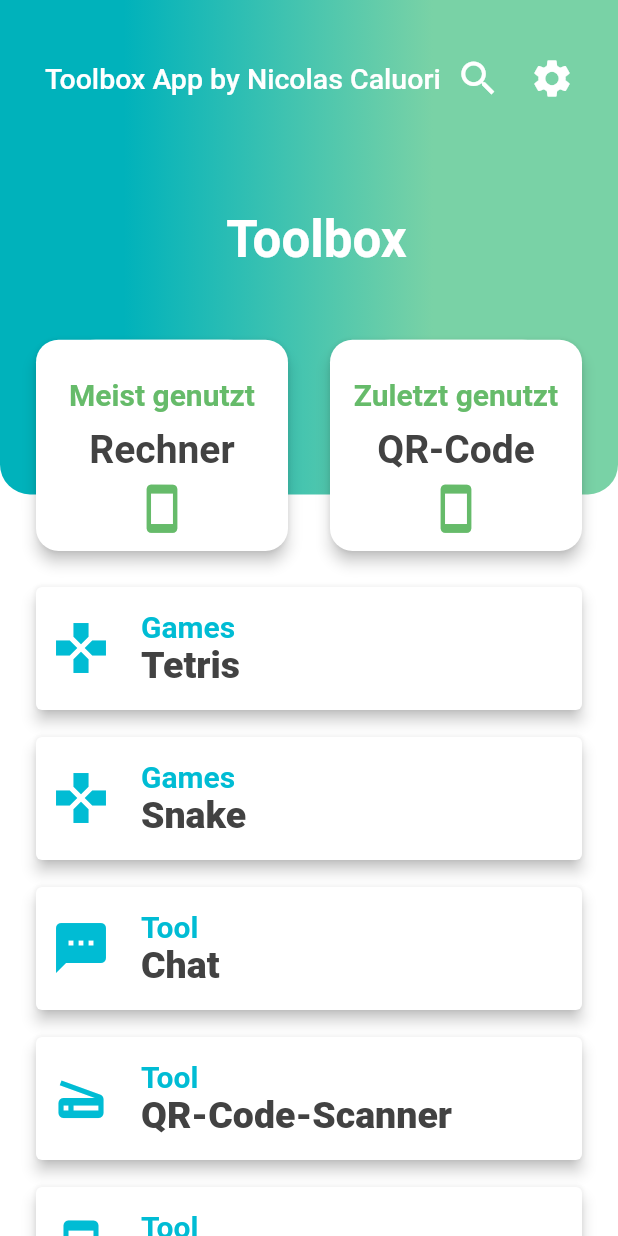
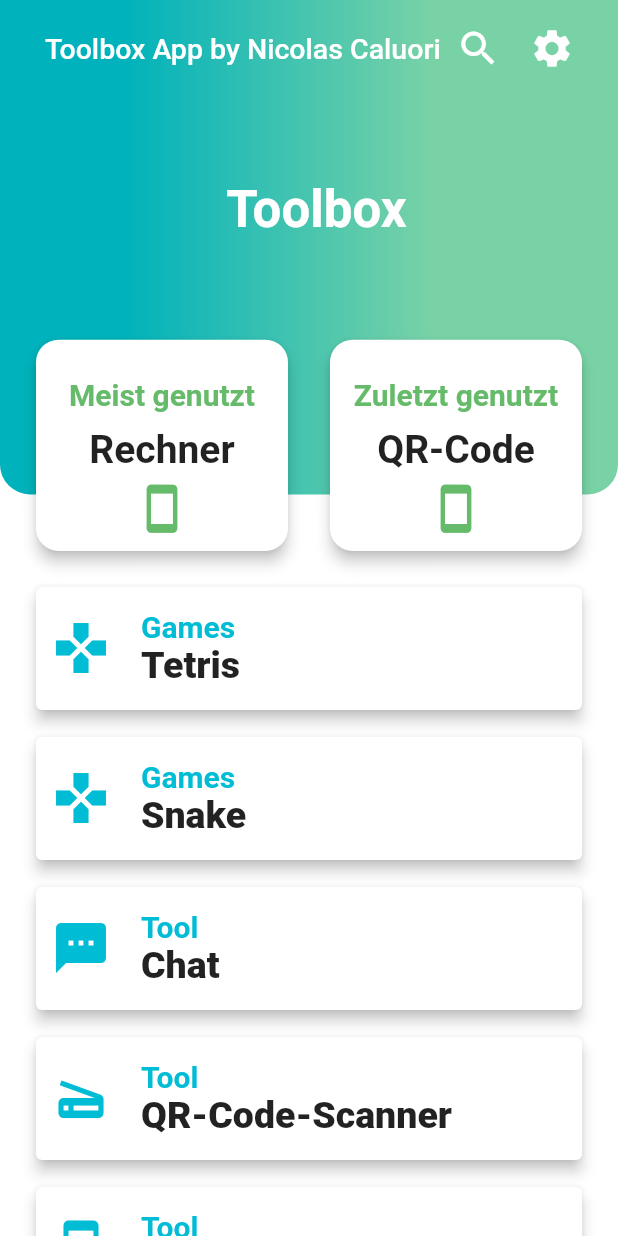
Before and after one commit to Nicicalu/Flutter_Toolbox, a Flutter app: the screen it shows after launch, on a phone screen of 412 x 824 dp. Run offline on Flutter 3.47's test engine with Material 2 defaults, Android fonts, the phone set to English and light mode, and no system bars; our stand-ins replace getflutter.

Commit message:
Rechner und so

```diff
--- a/lib/main.dart
+++ b/lib/main.dart
@@ -16,11 +16,14 @@ class MyApp extends StatelessWidget {
       title: 'Flutter Demo',
       theme: ThemeData(
         brightness: Brightness.light,
-        primarySwatch: Colors.green,
+        primaryColor: Colors.grey[800],
+        backgroundColor: Colors.white,
+
       ),
       darkTheme: ThemeData(
         brightness: Brightness.dark,
-
+        primaryColor: Colors.white,
+        backgroundColor: Colors.grey[600],
       ),
       home: Home(),
       debugShowCheckedModeBanner: false,
@@ -45,9 +48,14 @@ class _HomeState extends State<Home> {
   @override
   Widget build(BuildContext context) {
     return Scaffold(
-      backgroundColor: Colors.white,
+      backgroundColor: Theme.of(context).backgroundColor,
       body: SingleChildScrollView(
-        child: Stack(
+        child: SafeArea(
+          top: true,
+          bottom: true,
+          right: false,
+          left: false,
+          child: Stack(
           children: <Widget>[
             Column(
               children: <Widget>[
@@ -74,7 +82,7 @@ class _HomeState extends State<Home> {
                   ),
 
                   height: MediaQuery.of(context).size.height * .40,
-                  padding: EdgeInsets.only(top: 28, left: 30, right: 20),
+                  padding: EdgeInsets.only(top: 08, left: 30, right: 20),
                   child: Column(
                     children: <Widget>[
                       Row(
@@ -238,6 +246,7 @@ class _HomeState extends State<Home> {
           ],
         ),
       ),
+      ),
     );
   }
 }
--- a/lib/widget/applist.dart
+++ b/lib/widget/applist.dart
@@ -21,9 +21,6 @@ class AppList extends StatelessWidget {
         onTap: () => print(this.category),
         child: Container(
           padding: EdgeInsets.only(top: 15.0, bottom: 15.0, right: 15.0),
-          decoration: BoxDecoration(
-              color: Colors.white,
-              borderRadius: BorderRadius.circular(22.0)),
           child: Row(
             mainAxisAlignment: MainAxisAlignment.start,
             children: <Widget>[
@@ -56,7 +53,7 @@ class AppList extends StatelessWidget {
                             style: TextStyle(
                               fontSize: 25.0,
                               fontWeight: FontWeight.w900,
-                              color: Colors.grey[800],
+                              //color: Colors.grey[800],
                             ),
                           ),
                         ),
--- a/lib/widget/topcategory.dart
+++ b/lib/widget/topcategory.dart
@@ -23,10 +23,6 @@ class TopCategory extends StatelessWidget {
         child: Container(
           alignment: Alignment.center,
           padding: EdgeInsets.only(top: 15.0, bottom: 0.0, right: 10.0, left: 10.0),
-          decoration: BoxDecoration(
-            color: Colors.white,
-            borderRadius: BorderRadius.circular(40.0),
-          ),
           child: Row(
             mainAxisAlignment: MainAxisAlignment.center,
             children: <Widget>[
@@ -52,7 +48,7 @@ class TopCategory extends StatelessWidget {
                           style: TextStyle(
                             fontSize: 26.0,
                             fontWeight: FontWeight.bold,
-                            color: Colors.grey[800],
+                            //color: Colors.grey[800],
                           ),
                         ),
                         SizedBox(height: 7.0,),
```
Also changed, not shown: lib/pages/settings.dart (+10 -3 lines), 1 other file.
